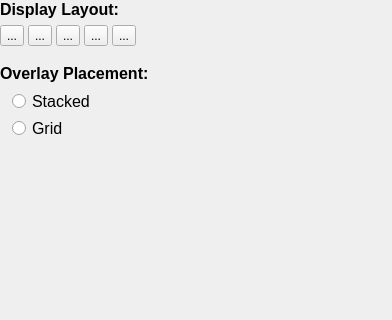
Above: GUI/Qt/Components/DisplayLayoutInspector.ui from pyushkevich/itksnap before the change; both pictures show x 0 to 392 and y 0 to 320 of the 392 by 498 pixel window. Below: the same form after it.
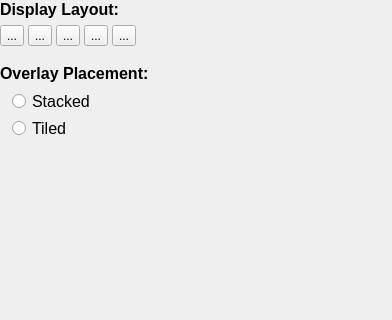
That is the form after the change. Icons and pictures are not drawn.

Commit message: User is now able to select between tiled/stacked layer display configurations. The number of tiles adjusts automatically to the number of images loaded

The edit to the form file:
```diff
--- a/GUI/Qt/Components/DisplayLayoutInspector.ui
+++ b/GUI/Qt/Components/DisplayLayoutInspector.ui
@@ -253,7 +253,7 @@
       <item>
        <widget class="QRadioButton" name="btnGrid">
         <property name="text">
-         <string>Grid</string>
+         <string>Tiled</string>
         </property>
        </widget>
       </item>
```
Left out of the diff: 8 changed lines with no effect on the pictures. The commit also changes 6 other files.
